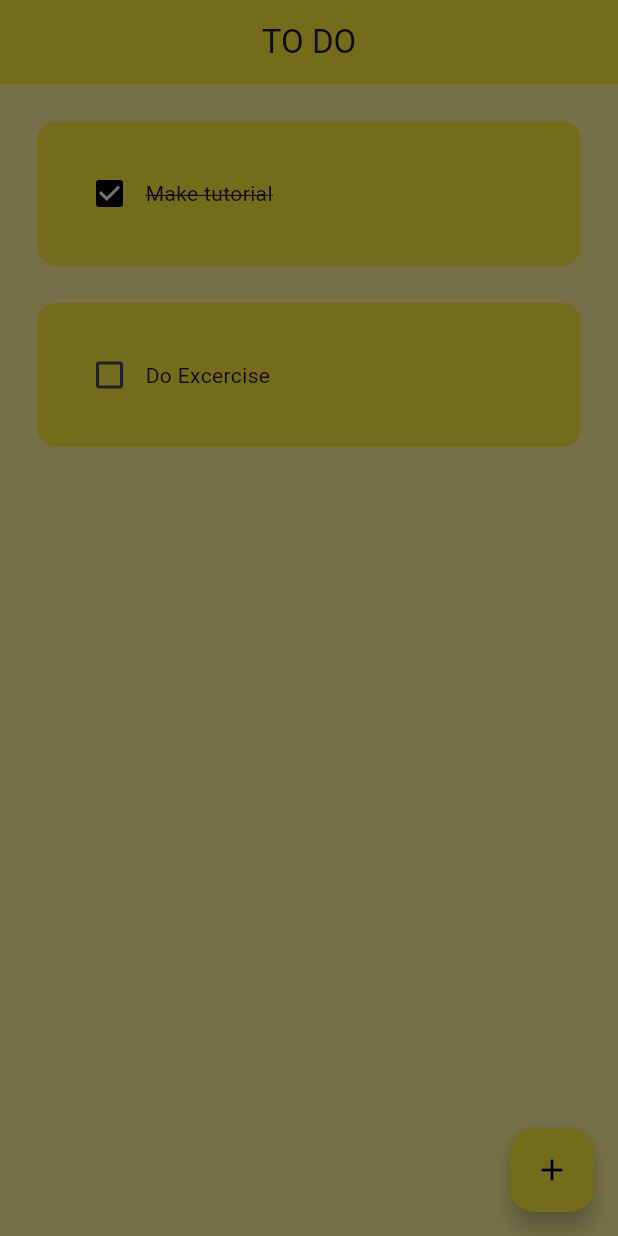
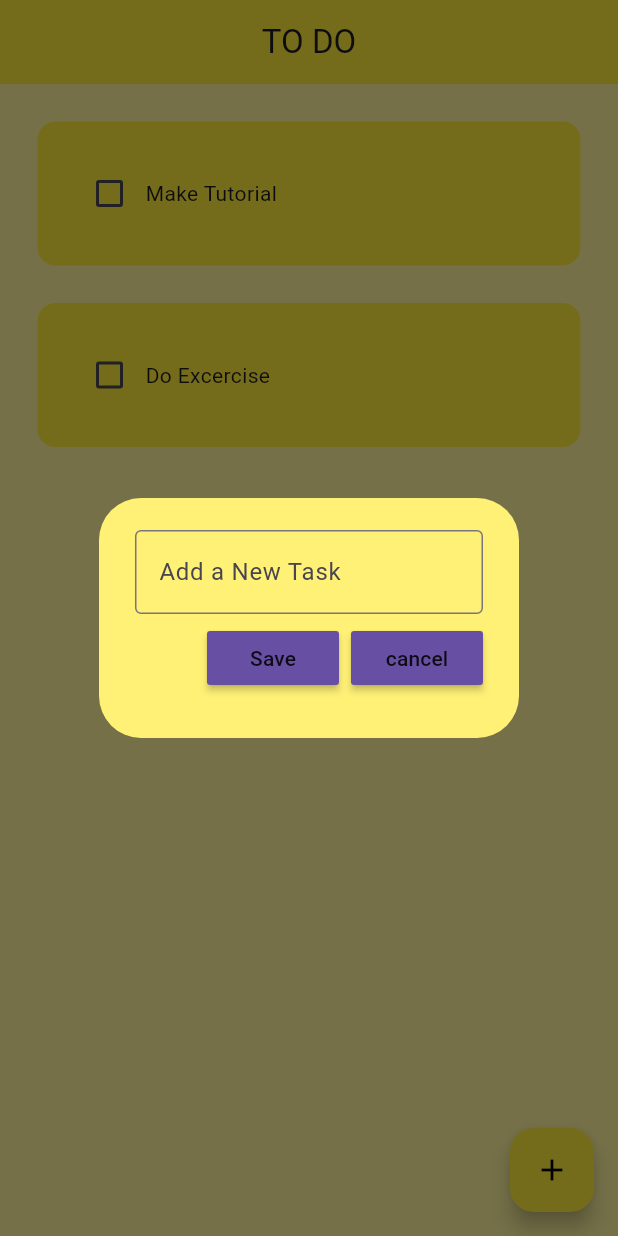
Before and after one commit to danbahaushiya01/todoapp, a Flutter app: the screen it shows after launch, after a tap on the "add" icon, on a phone screen of 412 x 824 dp. Run offline on Flutter 3.47's test engine with Material 3 defaults, Android fonts, the phone set to English and light mode, and no system bars; drawn by our look-alikes of flutter_slidable; our stand-ins replace hive, hive_flutter; accounts and stored records are empty.

Commit message:
new updates

```diff
--- /dev/null
+++ b/lib/data/database.dart
@@ -0,0 +1,28 @@
+import 'package:hive/hive.dart';
+import 'package:hive_flutter/hive_flutter.dart';
+
+class ToDoDataBase {
+  List toDoList = [];
+
+//reference to hive
+  final _myBox = Hive.box('mybox');
+
+//run this method if this is the first time ever opening this app
+
+  void createInitialData() {
+    toDoList = [
+      ["Make Tutorial", false],
+      ["Do Excercise", false]
+    ];
+  }
+
+//load the data from database
+  void loadData() {
+    toDoList = _myBox.get("TODOLIST");
+  }
+
+//update the database
+void updateDataBase(){
+  _myBox.put("TODOLIST",toDoList);
+}
+}
--- a/lib/main.dart
+++ b/lib/main.dart
@@ -1,7 +1,15 @@
 import 'package:flutter/material.dart';
+import 'package:hive_flutter/adapters.dart';
+import 'package:hive_flutter/hive_flutter.dart';
 import 'package:todoapp/pages/home_page.dart';
 
-void main()=> runApp(const MyApp());
+void main() async {
+  //init the hive
+  await Hive.initFlutter();
+//open a box
+  var box = await Hive.openBox('mybox');
+  runApp(const MyApp());
+}
 
 class MyApp extends StatelessWidget {
   const MyApp({super.key});
@@ -11,7 +19,7 @@ class MyApp extends StatelessWidget {
     return MaterialApp(
       debugShowCheckedModeBanner: false,
       home: HomePage(),
-     theme: ThemeData(primarySwatch: Colors.yellow),
-       );
+      theme: ThemeData(primarySwatch: Colors.yellow),
+    );
   }
 }
--- a/lib/pages/home_page.dart
+++ b/lib/pages/home_page.dart
@@ -1,4 +1,7 @@
 import 'package:flutter/material.dart';
+import 'package:hive_flutter/hive_flutter.dart';
+import 'package:todoapp/data/database.dart';
+import 'package:todoapp/util/dialog_box.dart';
 import 'package:todoapp/util/todo_tile.dart';
 
 class HomePage extends StatefulWidget {
@@ -9,19 +12,47 @@ class HomePage extends StatefulWidget {
 }
 
 class _HomePageState extends State<HomePage> {
+
+  //reference to hive
+  final _myBox = Hive.box('mybox');
+
+  // text controller
+  final _controller = TextEditingController();
   //List of Tasks
-  List toDoList = [
-    ["Make tutorial", true],
-    ["Do Excercise", false],
-  ];
+ ToDoDataBase db = ToDoDataBase();
+
+@override
+  void initState() {
+    //if this is the first time ever opening the app, then create default data
+    if(_myBox.get("TODOLIST")== null){
+        db.createInitialData();
+    } else {
+      db.loadData();
+    }
+    super.initState();
+  }
+
+
+
+
 
   // checkBox was tapped
   void checkBoxChanged(bool? value, int index) {
     setState(() {
       //changing the state of a task
-      toDoList[index][1] = !toDoList[index][1];
+      db.toDoList[index][1] = !db.toDoList[index][1];
     });
   }
+
+// creating method to Save new Tasks
+void saveNewTask(){
+  setState(() {
+db.toDoList.add([_controller.text,false]);
+  _controller.clear();
+  });
+  Navigator.of(context).pop();
+  db.updateDataBase();
+}
 
   // creating new task
   void createNewTask() {
@@ -29,10 +60,22 @@ class _HomePageState extends State<HomePage> {
       showDialog(
         context: context,
         builder: (context) {
-          return AlertDialog();
+          return DialogBox(
+            controller:_controller ,
+            onSave:saveNewTask ,
+            onCancel: () => Navigator.of(context).pop(),
+          );
         },
       );
     });
+  }
+
+  // deleting a task
+  void deleteTask(int index){
+     setState(() {
+        db.toDoList.removeAt(index);
+     });
+       db.updateDataBase();
   }
 
   @override
@@ -54,12 +97,13 @@ class _HomePageState extends State<HomePage> {
           ),
         ),
         body: ListView.builder(
-          itemCount: toDoList.length,
+          itemCount: db.toDoList.length,
           itemBuilder: (context, index) {
             return ToDoTile(
-              taskName: toDoList[index][0],
-              taskCompleted: toDoList[index][1],
+              taskName: db.toDoList[index][0],
+              taskCompleted: db.toDoList[index][1],
               onChanged: (value) => checkBoxChanged(value, index),
+              deleteFunction: (context) => deleteTask(index),
             );
           },
         )
--- /dev/null
+++ b/lib/util/dialog_box.dart
@@ -0,0 +1,54 @@
+import 'package:flutter/material.dart';
+import 'package:todoapp/util/my_button.dart';
+
+class DialogBox extends StatelessWidget {
+  final controller;
+  VoidCallback onSave;
+  VoidCallback onCancel;
+
+    DialogBox(
+      {super.key,
+      required this.controller,
+      required this.onCancel,
+      required this.onSave});
+
+  @override
+  Widget build(BuildContext context) {
+    return AlertDialog(
+      backgroundColor: Colors.yellow[300],
+      content: Container(
+          height: 120,
+          child: Column(
+            mainAxisAlignment: MainAxisAlignment.spaceEvenly,
+            children: [
+              //get user input
+              TextField(
+                controller: controller,
+                decoration: InputDecoration(
+                    border: OutlineInputBorder(), hintText: "Add a New Task"),
+              ),
+
+              //Buttons save + cancel
+              Row(
+                mainAxisAlignment: MainAxisAlignment.end,
+                children: [
+                  //save button
+                  MyButton(
+                    text: "Save",
+                    onPressed: onSave,
+                  ),
+                  const SizedBox(
+                    width: 8,
+                  ),
+                  //cancel button
+                  MyButton(
+                    text: "cancel",
+                    onPressed: onCancel,
+                  )
+                ],
+              )
+            ],
+          )),
+    );
+  }
+}
--- /dev/null
+++ b/lib/util/my_button.dart
@@ -0,0 +1,16 @@
+import 'package:flutter/material.dart';
+class MyButton extends StatelessWidget {
+
+  String text;
+  VoidCallback onPressed;
+  MyButton({super.key, required this.text, required this.onPressed});
+
+  @override
+  Widget build(BuildContext context) {
+    return MaterialButton(
+          onPressed: onPressed,
+          color: Theme.of(context).primaryColor,
+          child: Text(text),
+    );
+  }
+}
--- a/lib/util/todo_tile.dart
+++ b/lib/util/todo_tile.dart
@@ -1,20 +1,34 @@
 import 'package:flutter/material.dart';
+import 'package:flutter_slidable/flutter_slidable.dart';
 
 class ToDoTile extends StatelessWidget {
   final String taskName;
   final bool taskCompleted;
   Function(bool?)? onChanged;
+  Function(BuildContext context)? deleteFunction;
 
   ToDoTile(
       {super.key,
       required this.taskName,
       required this.taskCompleted,
+      required this.deleteFunction,
       required this.onChanged});
 
   @override
   Widget build(BuildContext context) {
     return Padding(
       padding: const EdgeInsets.only(left: 25.0, right: 25.0, top: 25.0),
+      child: Slidable(
+        endActionPane: ActionPane(
+        motion: StretchMotion(),
+        children: [
+         SlidableAction(onPressed: deleteFunction,
+          icon: Icons.delete,
+          backgroundColor: Colors.red.shade300,
+          borderRadius: BorderRadius.circular(12),
+         )
+
+        ]),
         child: Container(
           child: Padding(
             padding: const EdgeInsets.all(24.0),
@@ -28,9 +42,12 @@ class ToDoTile extends StatelessWidget {
                 ),
 
                 //Task name
-              Text(taskName,
+                Text(
+                  taskName,
                   style: TextStyle(
-                 decoration: taskCompleted? TextDecoration.lineThrough: TextDecoration.none ,
+                    decoration: taskCompleted
+                        ? TextDecoration.lineThrough
+                        : TextDecoration.none,
                   ),
                 ),
               ],
@@ -39,6 +56,9 @@ class ToDoTile extends StatelessWidget {
           decoration: BoxDecoration(
               color: Colors.yellow, borderRadius: BorderRadius.circular(12)),
         ),
+      ),
     );
   }
+
+
 }
--- a/pubspec.yaml
+++ b/pubspec.yaml
@@ -35,6 +35,9 @@ dependencies:
   # The following adds the Cupertino Icons font to your application.
   # Use with the CupertinoIcons class for iOS style icons.
   cupertino_icons: ^1.0.6
+  flutter_slidable: ^3.1.1
+  hive_flutter: ^1.1.0
+  hive: ^2.2.3
 
 dev_dependencies:
   flutter_test:
```
Also changed, not shown: pubspec.lock, 1 other file. Lines whose indentation alone changed are shown as unchanged.
